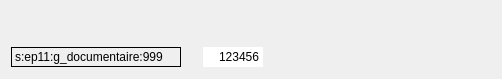
First picture: the form in tools/ui/ui/ui_widget_player_ctrl.ui, repository JepEtau/mco, before the edit; both pictures show x 0 to 502 and y 0 to 79 of the 864 by 79 pixel window.
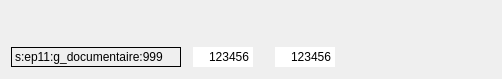
Second picture: the form after the edit. Icons and pictures are not drawn. Custom widgets are drawn as their Qt base class.

```diff
--- a/tools/ui/ui/ui_widget_player_ctrl.ui
+++ b/tools/ui/ui/ui_widget_player_ctrl.ui
@@ -113,7 +113,44 @@
       </widget>
      </item>
      <item>
-      <spacer name="horizontalSpacer_2">
+      <widget class="QLineEdit" name="lineEdit_fno">
+       <property name="sizePolicy">
+        <sizepolicy hsizetype="Maximum" vsizetype="Fixed">
+         <horstretch>0</horstretch>
+         <verstretch>0</verstretch>
+        </sizepolicy>
+       </property>
+       <property name="minimumSize">
+        <size>
+         <width>55</width>
+         <height>0</height>
+        </size>
+       </property>
+       <property name="maximumSize">
+        <size>
+         <width>60</width>
+         <height>16777215</height>
+        </size>
+       </property>
+       <property name="focusPolicy">
+        <enum>Qt::FocusPolicy::NoFocus</enum>
+       </property>
+       <property name="text">
+        <string>123456</string>
+       </property>
+       <property name="frame">
+        <bool>false</bool>
+       </property>
+       <property name="alignment">
+        <set>Qt::AlignmentFlag::AlignRight|Qt::AlignmentFlag::AlignTrailing|Qt::AlignmentFlag::AlignVCenter</set>
+       </property>
+       <property name="readOnly">
+        <bool>true</bool>
+       </property>
+      </widget>
+     </item>
+     <item>
+      <spacer name="horizontalSpacer_3">
        <property name="orientation">
         <enum>Qt::Orientation::Horizontal</enum>
        </property>
```
